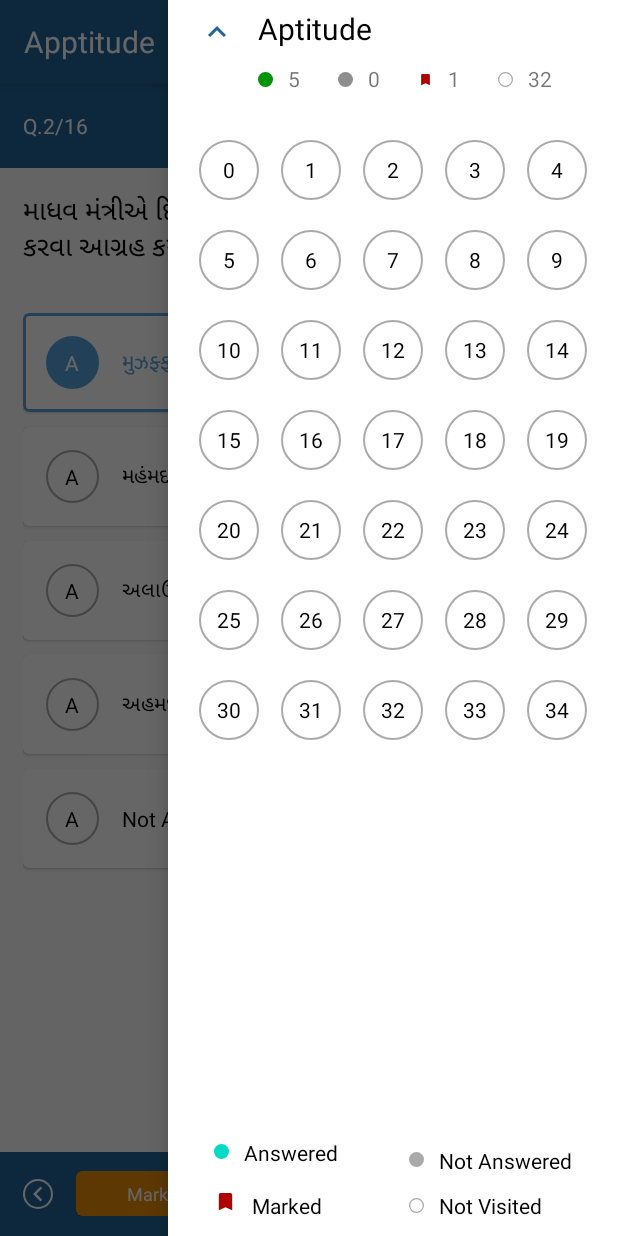
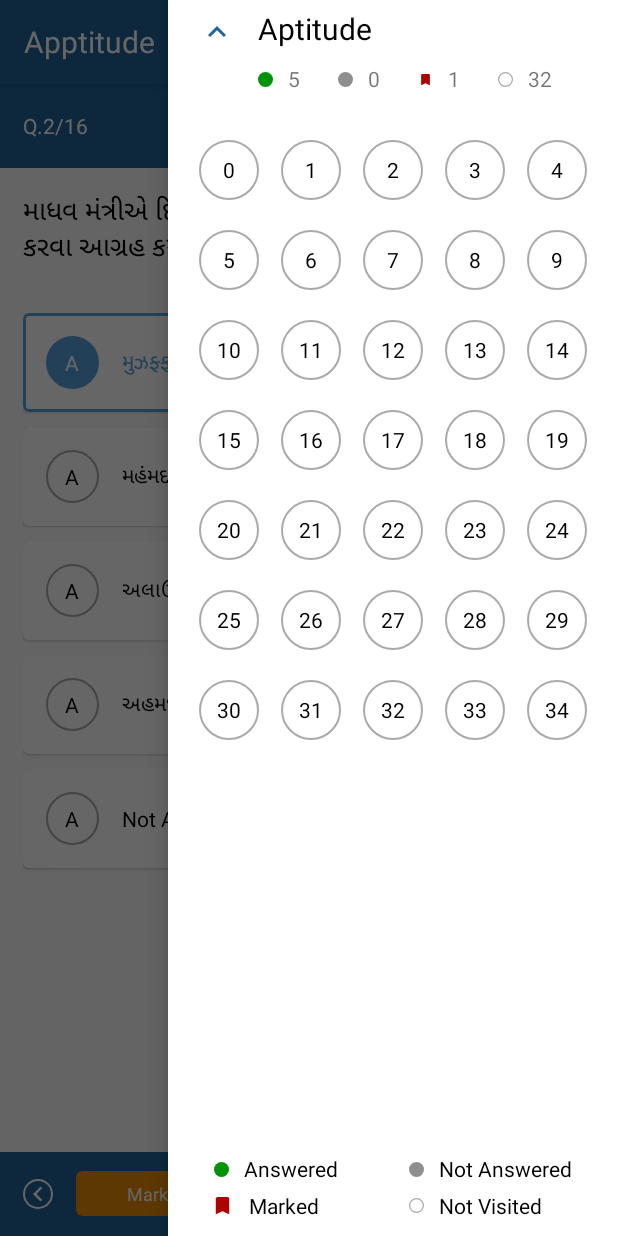
Before and after one commit to siddhantdrk/Quickexamprep, an Android app: the screen it shows after launch (QuestionScreen), with the side drawer open, on a phone screen of 412 x 824 dp. Run offline under Robolectric (Android 15) with nearby library versions, the phone set to English and light mode, and no system bars.

Commit message:
drawer updated

```diff
--- a/app/src/main/res/layout/activity_question_screen.xml
+++ b/app/src/main/res/layout/activity_question_screen.xml
@@ -75,38 +75,38 @@
             android:id="@+id/iv_answered_indicator1"
             android:layout_width="@dimen/dp_10"
             android:layout_height="@dimen/dp_10"
-            android:layout_above="@id/iv_marked_indicator1"
+            android:layout_alignBottom="@id/txt_not_answered_question"
             android:layout_marginStart="@dimen/dp_25"
             android:layout_marginLeft="@dimen/dp_25"
             android:layout_marginTop="@dimen/dp_15"
-            android:layout_marginBottom="@dimen/dp_5"
+            android:layout_marginBottom="4dp"
             android:src="@drawable/circle"
-            app:tint="@color/teal_200" />
+            app:tint="@color/green" />
 
         <ImageView
             android:id="@+id/iv_marked_indicator1"
             android:layout_width="@dimen/dp_15"
             android:layout_height="@dimen/dp_15"
-            android:layout_alignParentBottom="true"
-            android:layout_marginStart="@dimen/dp_25"
-            android:layout_marginLeft="@dimen/dp_25"
+            android:layout_alignBottom="@id/txt_marked_question"
+            android:layout_marginStart="23dp"
+            android:layout_marginLeft="23dp"
             android:layout_marginTop="@dimen/dp_15"
-            android:layout_marginBottom="@dimen/dp_10"
+            android:layout_marginBottom="2dp"
             android:src="@drawable/ic_baseline_bookmark_24" />
 
         <ImageView
             android:id="@+id/iv_not_answered_indicator1"
             android:layout_width="@dimen/dp_10"
             android:layout_height="@dimen/dp_10"
-            android:layout_above="@id/iv_not_visited_indicator1"
+            android:layout_alignBottom="@id/txt_not_answered_question"
             android:layout_marginStart="@dimen/dp_25"
             android:layout_marginLeft="@dimen/dp_25"
             android:layout_marginTop="@dimen/dp_15"
-            android:layout_marginBottom="@dimen/dp_5"
+            android:layout_marginBottom="4dp"
             android:layout_toStartOf="@+id/txt_not_answered_question"
             android:layout_toLeftOf="@+id/txt_not_answered_question"
             android:src="@drawable/circle"
-            app:tint="@android:color/darker_gray" />
+            app:tint="@color/question_grey" />
 
         <ImageView
             android:id="@+id/iv_not_visited_indicator1"
@@ -115,7 +115,6 @@
             android:layout_alignParentBottom="true"
             android:layout_marginStart="@dimen/dp_40"
             android:layout_marginLeft="@dimen/dp_40"
-            android:layout_marginTop="@dimen/dp_15"
             android:layout_marginBottom="@dimen/dp_10"
             android:layout_toStartOf="@+id/txt_not_visited"
             android:layout_toLeftOf="@+id/txt_not_visited"
@@ -184,7 +183,7 @@
             android:id="@+id/txt_answered_question"
             android:layout_width="wrap_content"
             android:layout_height="wrap_content"
-            android:layout_above="@id/iv_marked_indicator1"
+            android:layout_alignBottom="@id/txt_not_answered_question"
             android:layout_marginStart="@dimen/dp_10"
             android:layout_marginLeft="@dimen/dp_10"
             android:layout_marginTop="@dimen/dp_10"
@@ -213,6 +212,7 @@
             android:id="@+id/txt_not_answered_question"
             android:layout_width="wrap_content"
             android:layout_height="wrap_content"
+            android:layout_marginBottom="@dimen/dp_10"
             android:layout_above="@id/iv_not_visited_indicator1"
             android:layout_alignParentEnd="true"
             android:layout_alignParentRight="true"
```
